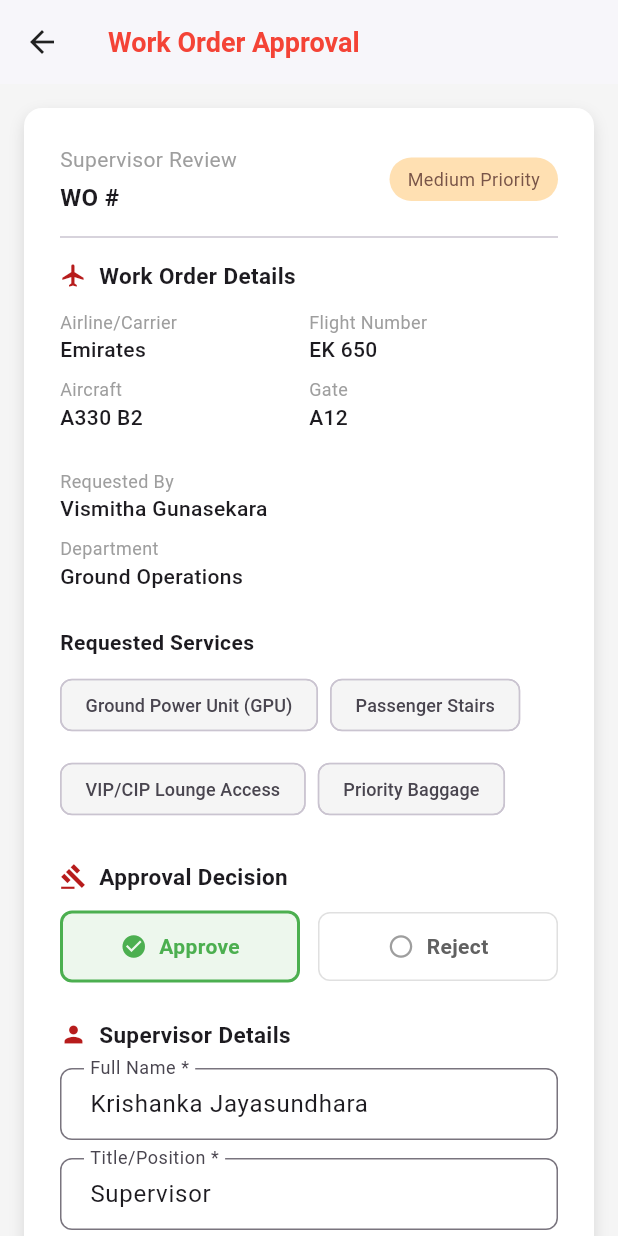
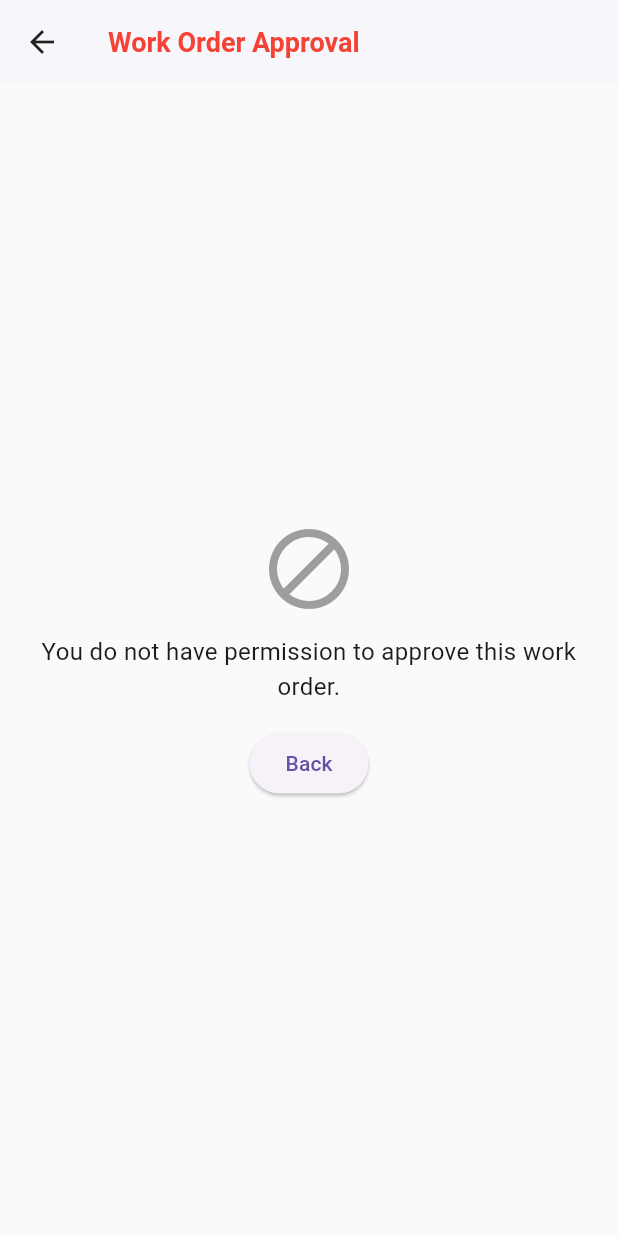
Before and after one commit to VismithaG/Airport-Ground-Operations-Platform, a Flutter app: the WorkOrderApprovalPage screen opened directly with empty values, on a phone screen of 412 x 824 dp. Run offline on Flutter 3.47's test engine with Material 3 defaults, Android fonts, the phone set to English and light mode, and no system bars.

Commit message:
Enhance approval workflow by adding user role checks for access and navigation

```diff
--- a/lib/pages/approval/work_order_approval_page.dart
+++ b/lib/pages/approval/work_order_approval_page.dart
@@ -4,8 +4,9 @@ import 'approval_success_page.dart';
 
 class WorkOrderApprovalPage extends StatefulWidget {
   final String workOrderId;
+  final String? currentUserRole;
 
-  const WorkOrderApprovalPage({super.key, required this.workOrderId});
+  const WorkOrderApprovalPage({super.key, required this.workOrderId, this.currentUserRole});
 
   @override
   State<WorkOrderApprovalPage> createState() => _WorkOrderApprovalPageState();
@@ -48,6 +49,37 @@ class _WorkOrderApprovalPageState extends State<WorkOrderApprovalPage> {
 
   @override
   Widget build(BuildContext context) {
+    final bool allowed = widget.currentUserRole != null && (widget.currentUserRole == 'Supervisor' || widget.currentUserRole == 'Administrator');
+
+    if (!allowed) {
+      return Scaffold(
+        appBar: AppBar(
+          title: const Text("Work Order Approval"),
+          backgroundColor: Colors.white,
+          elevation: 1,
+          leading: IconButton(
+            icon: const Icon(Icons.arrow_back, color: Colors.black87),
+            onPressed: () => Navigator.pop(context),
+          ),
+        ),
+        body: Center(
+          child: Padding(
+            padding: const EdgeInsets.all(24.0),
+            child: Column(
+              mainAxisSize: MainAxisSize.min,
+              children: [
+                const Icon(Icons.block, size: 64, color: Colors.grey),
+                const SizedBox(height: 12),
+                const Text("You do not have permission to approve this work order.", style: TextStyle(fontSize: 16), textAlign: TextAlign.center),
+                const SizedBox(height: 16),
+                ElevatedButton(onPressed: () => Navigator.pop(context), child: const Text("Back")),
+              ],
+            ),
+          ),
+        ),
+      );
+    }
+
     return Scaffold(
       backgroundColor: Colors.grey[100],
       appBar: AppBar(
--- a/lib/pages/dashboard.dart
+++ b/lib/pages/dashboard.dart
@@ -165,10 +165,12 @@ class _DashboardPageState extends State<DashboardPage> {
                     label: const Text("New Work Order"),
                   ),
                   const SizedBox(height: 8),
-                  // Button linking to Approval Workflow
+                  // Button linking to Approval Workflow (only for Supervisor/Admin)
+                  if (widget.currentUser != null &&
+                      (widget.currentUser!.role == 'Supervisor' || widget.currentUser!.role == 'Administrator'))
                     ElevatedButton.icon(
                       onPressed: () {
-                      Navigator.push(context, MaterialPageRoute(builder: (context) => const ApprovalListPage()));
+                        Navigator.push(context, MaterialPageRoute(builder: (context) => ApprovalListPage(currentUserRole: widget.currentUser?.role)));
                       },
                       style: ElevatedButton.styleFrom(
                         backgroundColor: const Color(0xFF7F1D1D), // Slightly darker red for distinction
```
Also changed, not shown: lib/pages/approval/approval_list_page.dart (+19 -5 lines). Lines whose indentation alone changed are shown as unchanged.
